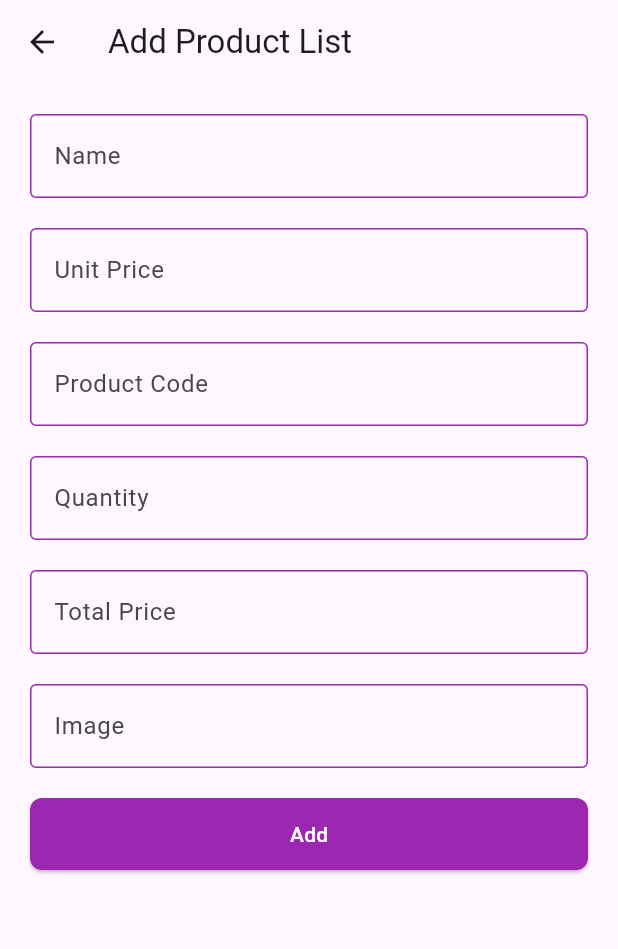
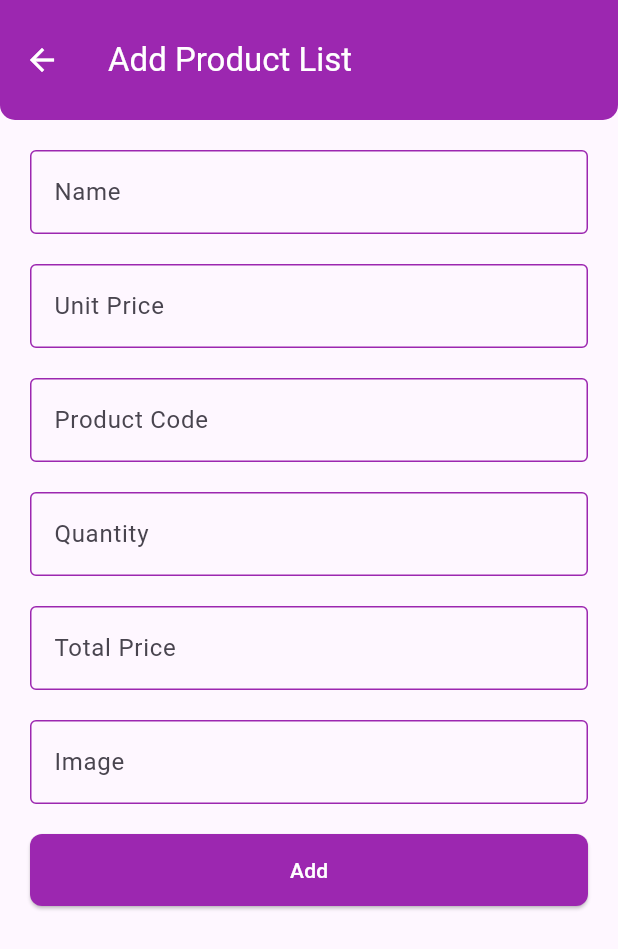
Before and after one commit to Suhani145/crud_app, a Flutter app: the screen it shows after launch, after a tap on the "add" icon, on a phone screen of 412 x 824 dp. Shown: the top 949 px of the screen. Run offline on Flutter 3.47's test engine with Material 3 defaults, Android fonts, the phone set to English and light mode, and no system bars; network calls fail.

Commit message:
minor changes

```diff
--- a/lib/add_product_screen.dart
+++ b/lib/add_product_screen.dart
@@ -133,7 +133,7 @@ class _AddProductList extends State<AddProductList> {
                   child: Visibility(
                     visible: !_addProductInProgress,
                     replacement: const Center(
-                        child: CircularProgressIndicator()),
+                        child: CircularProgressIndicator(color: Colors.purple)),
                     child: ElevatedButton(
                       onPressed: () {
                         if (_formKey.currentState!.validate()) {
--- a/lib/app.dart
+++ b/lib/app.dart
@@ -16,6 +16,14 @@ class CrudApp extends StatelessWidget
   ThemeData _lightThemeData() {
     return ThemeData(
       brightness: Brightness.light,
+      appBarTheme: const AppBarTheme(
+        backgroundColor: Colors.purple,
+        foregroundColor: Colors.white,
+          toolbarHeight: 80,
+          shape: RoundedRectangleBorder(
+            borderRadius: BorderRadius.vertical(bottom: Radius.circular(10))
+          )
+      ),
       inputDecorationTheme: const InputDecorationTheme(
         enabledBorder:
         OutlineInputBorder(borderSide: BorderSide(color: Colors.purple)),
@@ -42,6 +50,14 @@ class CrudApp extends StatelessWidget
   ThemeData _dartThemeData() {
     return ThemeData(
       brightness: Brightness.dark,
+      appBarTheme: const AppBarTheme(
+          backgroundColor: Colors.purple,
+          foregroundColor: Colors.white,
+          toolbarHeight: 80,
+          shape: RoundedRectangleBorder(
+              borderRadius: BorderRadius.vertical(bottom: Radius.circular(10))
+          )
+      ),
       inputDecorationTheme: const InputDecorationTheme(
         enabledBorder:
         OutlineInputBorder(borderSide: BorderSide(color: Colors.purple)),
--- a/lib/product_list_screen.dart
+++ b/lib/product_list_screen.dart
@@ -29,15 +29,19 @@ class _ProductList extends State<ProductList> {
       ),
       body: RefreshIndicator(
         onRefresh: _getProductList,
+        color: Colors.purple,
         child: Visibility(
           visible: !_getProductListInProgress,
-          replacement: const Center(child: CircularProgressIndicator()),
+          replacement: const Center(child: CircularProgressIndicator(color: Colors.purple)),
           child: ListView.separated(
             itemCount: productList.length,
             itemBuilder: (context, index) {
               return _productListDetails(productList[index]);
             },
-            separatorBuilder: (_, __) => const Divider(),
+            separatorBuilder: (_, __) =>Divider(color: Colors.purple.shade200,
+              height:25,
+              indent: 10,
+              endIndent: 10,),
           ),
         ),
       ),
@@ -51,7 +55,8 @@ class _ProductList extends State<ProductList> {
             _getProductList();
           }
         },
-        child: const Icon(Icons.add),
+        backgroundColor: Colors.purple,
+        child: const Icon(Icons.add, color: Colors.white),
       ),
     );
   }
@@ -82,13 +87,13 @@ class _ProductList extends State<ProductList> {
                 _getProductList();
               }
             },
-            icon: const Icon(Icons.edit),
+            icon: Icon(Icons.edit, color: Colors.green.shade600),
           ),
           IconButton(
             onPressed: () {
               showDeleteConfirmationDialog(product.id ?? '');
             },
-            icon: const Icon(Icons.delete),
+            icon: Icon(Icons.delete, color: Colors.red.shade500),
           ),
         ],
       ),
@@ -120,21 +125,21 @@ class _ProductList extends State<ProductList> {
       context: context,
       builder: (context) {
         return AlertDialog(
-          title: const Text('Delete'),
+          title:  Text('Delete', style: TextStyle(color: Colors.red.shade800)),
           content: const Text('Are you sure you want to delete?'),
           actions: [
             TextButton(
               onPressed: () {
                 Navigator.pop(context);
               },
-              child: const Text('No'),
+              child: Text('No', style: TextStyle(color: Colors.green.shade600)),
             ),
             TextButton(
               onPressed: () {
                 _deleteProduct(productId);
                 Navigator.pop(context);
               },
-              child: const Text('Yes'),
+              child:Text('Yes', style: TextStyle(color: Colors.red.shade800)),
             ),
           ],
         );
--- a/lib/update_product_screen.dart
+++ b/lib/update_product_screen.dart
@@ -133,7 +133,7 @@ class _UpdateProductList extends State<UpdateProductList> {
                   width: double.infinity,
                   child: Visibility(
                     visible: !_updateProductInProgress,
-                    replacement: const Center(child: CircularProgressIndicator()),
+                    replacement: const Center(child: CircularProgressIndicator(color: Colors.purple)),
                     child: ElevatedButton(
                       onPressed: () {
                         if (_formKey.currentState!.validate()) {
```
